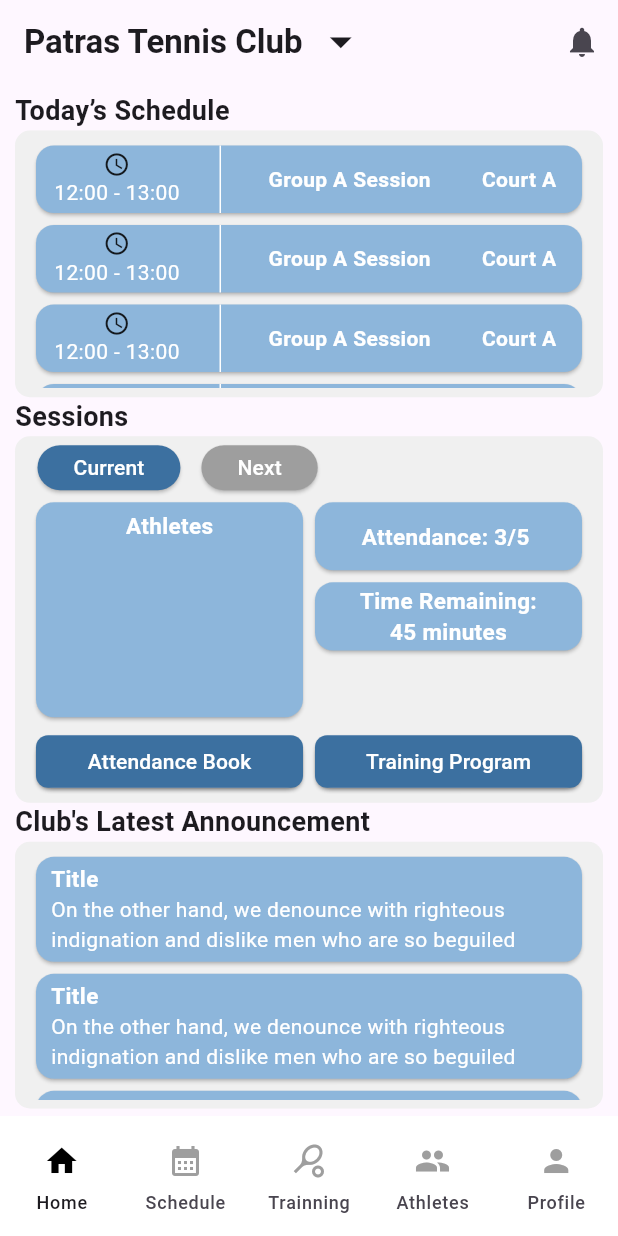
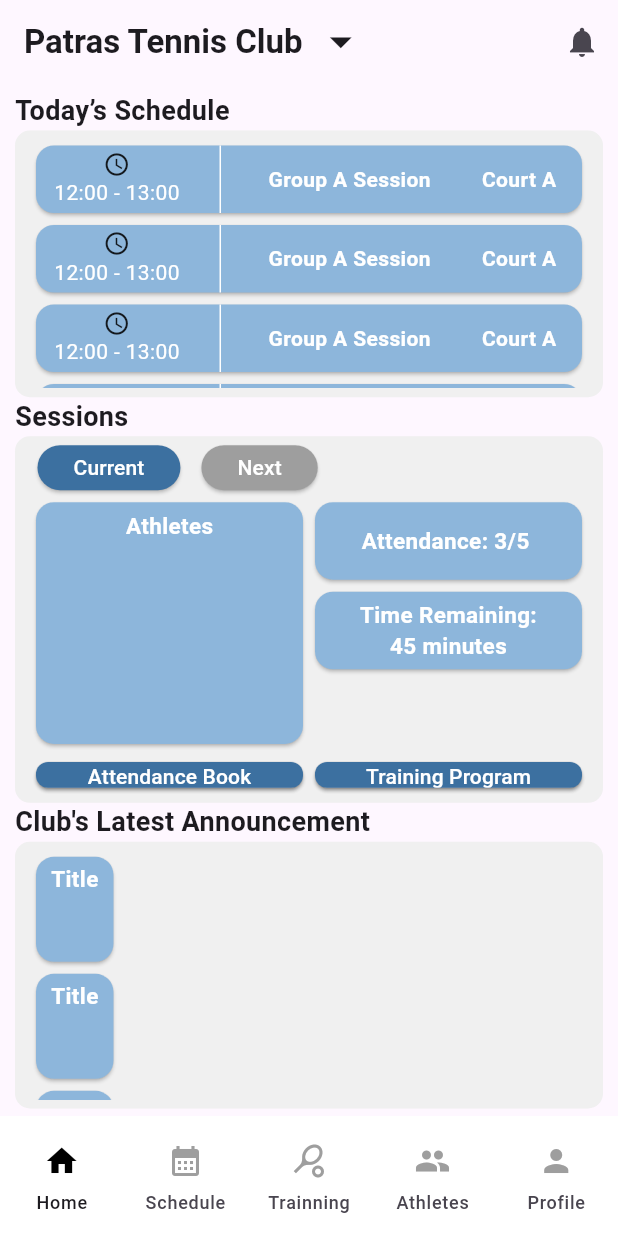
Before and after one commit to MyTennisClub/MyTennisClub, a Flutter app: the screen it shows after launch, after a tap on "Coach Home Page Page", on a phone screen of 412 x 824 dp. Run offline on Flutter 3.47's test engine with Material 3 defaults, Android fonts, the light colour scheme and no system bars.

Commit message:
Update coach home page.

```diff
--- a/lib/coach/home_page_coach.dart
+++ b/lib/coach/home_page_coach.dart
@@ -122,7 +122,7 @@ class CoachHomePage extends StatelessWidget {
                             ),
                           ],
                         ),
-                        child: const LatestAnnouncement(),
+                        child: LatestAnnouncement(),
                       ),
                     ),
                   ],
--- a/lib/coach/latest_announcments.dart
+++ b/lib/coach/latest_announcments.dart
@@ -33,7 +33,9 @@ class ItemWidget extends StatelessWidget {
   Widget build(BuildContext context) {
     return const Padding(
       padding: EdgeInsets.symmetric(horizontal: 10),
-      child: Card(
+      child: Row(
+        children: <Widget> [
+        Card(
           color: Color.fromRGBO(141, 182, 219, 1),
           child: SizedBox(
               height: 70,
@@ -51,11 +53,13 @@ class ItemWidget extends StatelessWidget {
                         fontSize: 15
                       ),
                     ),
-                  Expanded(child: Text('On the other hand, we denounce with righteous indignation and dislike men who are so beguiled and...', style: TextStyle(color: Colors.white),))
+                    // Text('On the other hand, we denounce with righteous indignation and dislike men who are so beguiled and...', style: TextStyle(color: Colors.white),)
                   ],
                 ),
               )),
         ),
+        ],
+      ),
     );
   }
 }
--- a/lib/coach/sessions_coach.dart
+++ b/lib/coach/sessions_coach.dart
@@ -1,4 +1,6 @@
+import 'package:flutter/cupertino.dart';
 import 'package:flutter/material.dart';
+import 'package:flutter/widgets.dart';
 import 'current_card_coach.dart';
 import 'next_card_coach.dart';
 
@@ -70,12 +72,15 @@ class _SessionsCoachState extends State<SessionsCoach> {
               ],
             ),
           ),
-          Container(
-            child: Expanded(
+          Expanded(
+            flex: 7,
+            child: Container(
               child: currentIsPressed ? Card1_Coach():const Card2_Coach(),
             ),
           ),
-          Row(
+          Expanded(
+            flex: 1,
+            child: Row(
               mainAxisAlignment: MainAxisAlignment.center,
               children: <Widget>[
                 Expanded(
@@ -119,6 +124,7 @@ class _SessionsCoachState extends State<SessionsCoach> {
                   ),
                 ),
               ],
+            ),
           )
         ],
       ),
```
Lines whose indentation alone changed are shown as unchanged.
